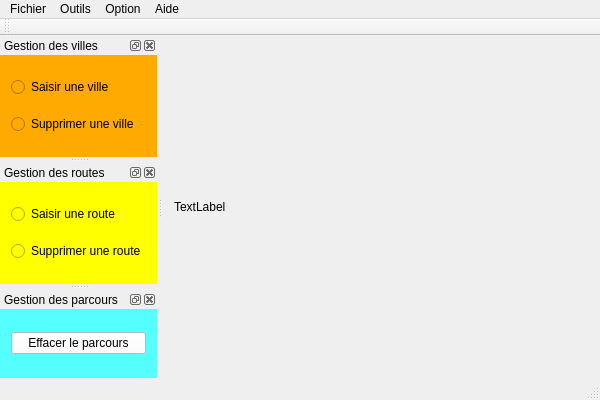
DavidBonnier/Projet_Algo3, file Graph/Graph/graph.ui: the form before one commit.
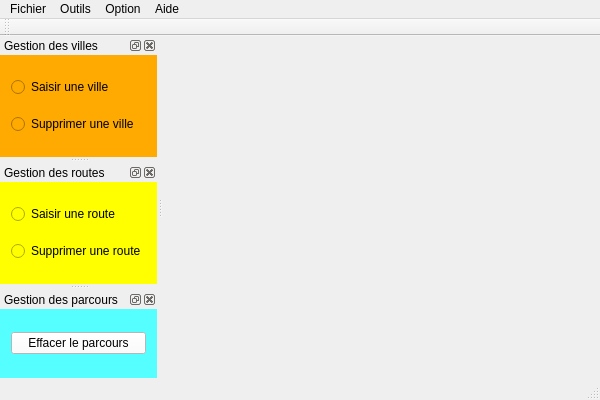
The form after the commit.

What changed in the file:
```diff
--- a/Graph/Graph/graph.ui
+++ b/Graph/Graph/graph.ui
@@ -18,7 +18,7 @@
     <item>
      <widget class="QLabel" name="imageLabel">
       <property name="text">
-       <string>TextLabel</string>
+       <string/>
       </property>
      </widget>
     </item>
```
